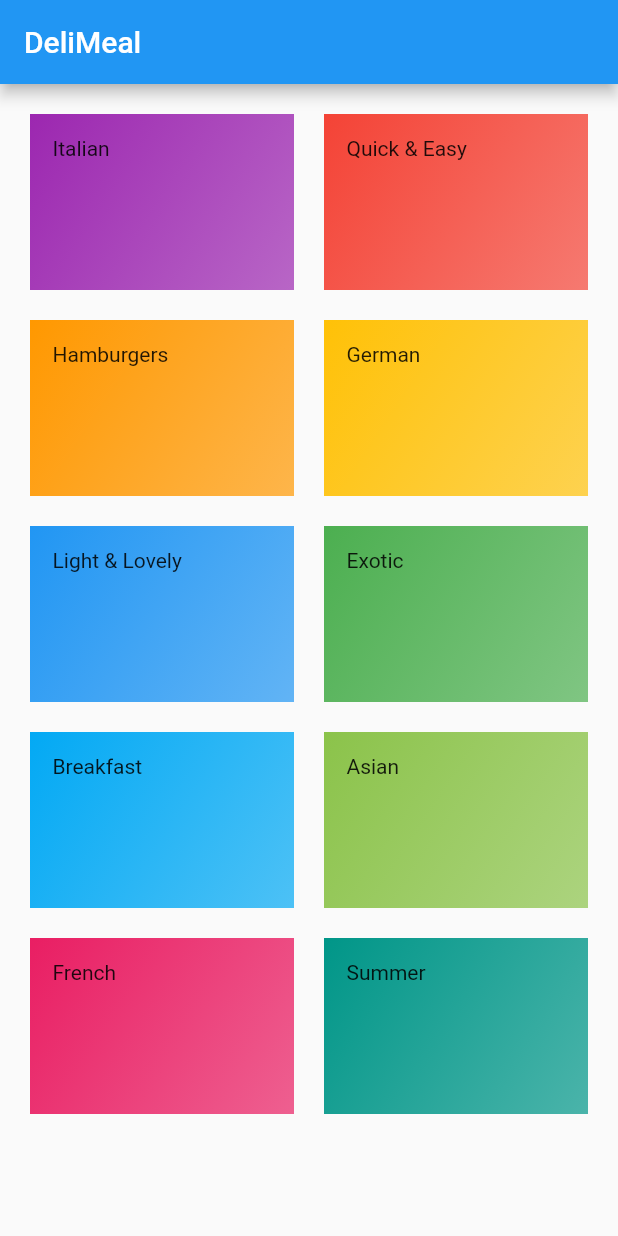
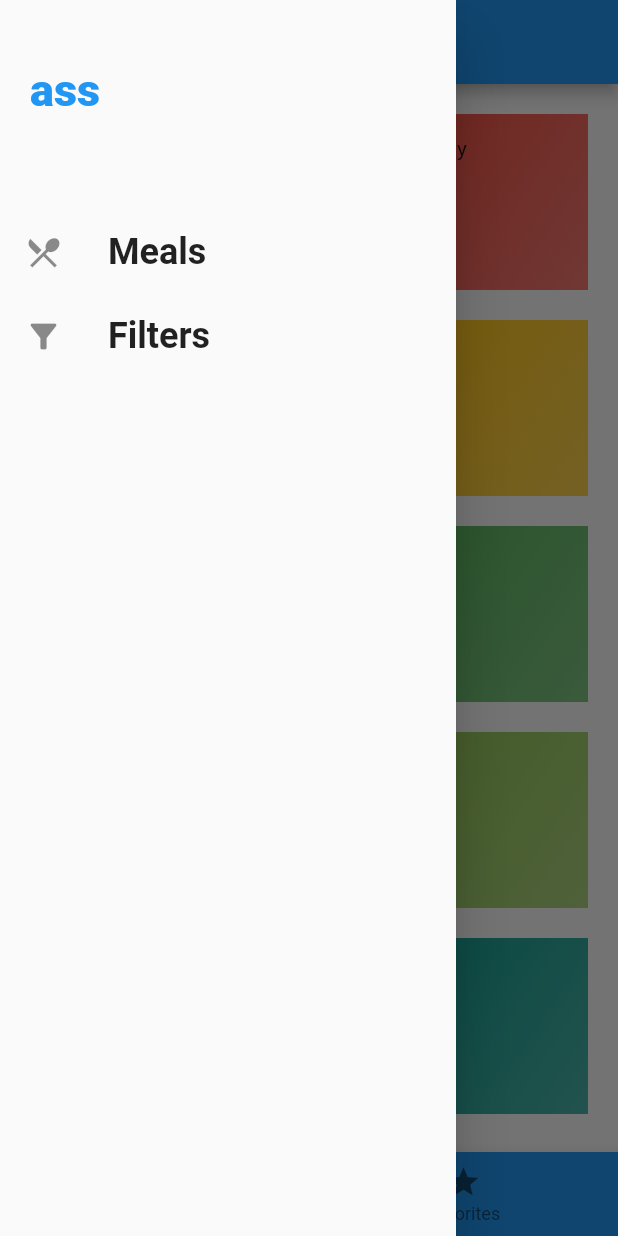
Before and after one commit to Ahmad-Al-Darkashli/Meals_App, a Flutter app: the screen it shows after launch, with the side drawer open (before the commit the screen has no drawer), on a phone screen of 412 x 824 dp. Run offline on Flutter 3.47's test engine with Material 2 defaults, Android fonts, the phone set to English and light mode, and no system bars; Roboto replaces fonts that are missing (RobotoCondensed).

Commit message:
Filters setedup

```diff
--- a/lib/main.dart
+++ b/lib/main.dart
@@ -1,15 +1,56 @@
 import 'package:flutter/material.dart';
 
+import './dummy_data.dart';
+import './screens/filters_screen.dart';
+import './screens/tabs_screen.dart';
 import './screens/categories_screen.dart';
 import './screens/category_meals_screen.dart';
 import './screens/meal_detail_screen.dart';
+import './models/meal.dart';
 
 void main() => runApp(const MyApp());
 
-class MyApp extends StatelessWidget {
+class MyApp extends StatefulWidget {
   const MyApp({Key? key}) : super(key: key);
 
-  // This widget is the root of your application.
+  @override
+  State<MyApp> createState() => _MyAppState();
+}
+
+class _MyAppState extends State<MyApp> {
+  Map<String, bool> _filters = {
+    'gluten': false,
+    'lactose': false,
+    'vegan': false,
+    'vegetarian': false,
+  };
+
+  List<Meal> _availableMeals = DUMMY_MEALS;
+
+  void _setFilters(
+    Map<String, bool> filterData,
+  ) =>
+      setState(
+        () {
+          _filters = filterData;
+          _availableMeals = DUMMY_MEALS.where((meal) {
+            if (_filters['gluten'] as bool && !meal.isGlutenFree) {
+              return false;
+            }
+            if (_filters['lactose'] as bool && !meal.isLactoseFree) {
+              return false;
+            }
+            if (_filters['vegan'] as bool && !meal.isVegan) {
+              return false;
+            }
+            if (_filters['vegetarian'] as bool && !meal.isVegetarian) {
+              return false;
+            }
+            return true;
+          }).toList();
+        },
+      );
+
   @override
   Widget build(BuildContext context) {
     return MaterialApp(
@@ -20,17 +61,20 @@ class MyApp extends StatelessWidget {
       // home: const CategoriesScreen(),
       initialRoute: '/', // default is '/'
       routes: {
-        '/': (context) => const CategoriesScreen(),
-        CategoryMealsScreen.routeName: (context) => const CategoryMealsScreen(),
+        '/': (context) => const TabsScreen(),
+        CategoryMealsScreen.routeName: (context) =>
+            CategoryMealsScreen(_availableMeals),
         MealDetailScreen.routeName: (context) => const MealDetailScreen(),
+        FiltersScreen.routeName: (context) =>
+            FiltersScreen(_filters, _setFilters),
       },
       // onGenerateRoute: (settings) {
       //   print(settings.arguments);
       //   return MaterialPageRoute(
       //       builder: (context) => const CategoriesScreen());
       // },
-      // onUnknownRoute: (settings) =>
-      //     MaterialPageRoute(builder: (context) => const CategoriesScreen()),
+      onUnknownRoute: (settings) =>
+          MaterialPageRoute(builder: (context) => const CategoriesScreen()),
     );
   }
 }
--- a/lib/screens/categories_screen.dart
+++ b/lib/screens/categories_screen.dart
@@ -8,11 +8,7 @@ class CategoriesScreen extends StatelessWidget {
 
   @override
   Widget build(BuildContext context) {
-    return Scaffold(
-      appBar: AppBar(
-        title: const Text("DeliMeal"),
-      ),
-      body: GridView(
+    return GridView(
       padding: const EdgeInsets.all(20),
       children: DUMMY_CATEGORIES
           .map(
@@ -29,7 +25,6 @@ class CategoriesScreen extends StatelessWidget {
         crossAxisSpacing: 20,
         mainAxisSpacing: 20,
       ),
-      ),
     );
   }
 }
--- a/lib/screens/meal_detail_screen.dart
+++ b/lib/screens/meal_detail_screen.dart
@@ -83,11 +83,15 @@ class MealDetailScreen extends StatelessWidget {
                   const Divider(),
                 ],
               ),
-              itemCount: selectedMeal.ingredients.length,
+              itemCount: selectedMeal.steps.length,
             )),
           ],
         ),
       ),
+      floatingActionButton: FloatingActionButton(
+        onPressed: () => Navigator.of(context).pop(mealId),
+        child: const Icon(Icons.delete),
+      ),
     );
   }
 }
--- /dev/null
+++ b/lib/screens/tabs_screen.dart
@@ -0,0 +1,60 @@
+import 'package:flutter/material.dart';
+import '../widgets/main_drawer.dart';
+import './categories_screen.dart';
+import './favorites_screen.dart';
+
+class TabsScreen extends StatefulWidget {
+  const TabsScreen({Key? key}) : super(key: key);
+
+  @override
+  _TabsScreenState createState() => _TabsScreenState();
+}
+
+class _TabsScreenState extends State<TabsScreen> {
+  final List<Map<String, Object>> _pages = [
+    {
+      'page': const CategoriesScreen(),
+      'title': 'Categories',
+    },
+    {
+      'page': const FavoritesScreen(),
+      'title': 'Your Favorites',
+    },
+  ];
+
+  int _selectedPageIndex = 0;
+
+  void _selectPage(int index) {
+    setState(() {
+      _selectedPageIndex = index;
+    });
+  }
+
+  @override
+  Widget build(BuildContext context) {
+    return Scaffold(
+      appBar: AppBar(
+        title: Text(_pages[_selectedPageIndex]['title'].toString()),
+      ),
+      drawer: const MainDrawer(),
+      body: _pages[_selectedPageIndex]['page'] as Widget,
+      bottomNavigationBar: BottomNavigationBar(
+        onTap: _selectPage,
+        backgroundColor: Theme.of(context).primaryColor,
+        unselectedItemColor: Theme.of(context).unselectedWidgetColor,
+        selectedItemColor: Colors.white,
+        currentIndex: _selectedPageIndex,
+        items: const [
+          BottomNavigationBarItem(
+            icon: Icon(Icons.category),
+            label: 'Categories',
+          ),
+          BottomNavigationBarItem(
+            icon: Icon(Icons.star),
+            label: 'Favorites',
+          ),
+        ],
+      ),
+    );
+  }
+}
--- /dev/null
+++ b/lib/widgets/main_drawer.dart
@@ -0,0 +1,63 @@
+import 'package:flutter/material.dart';
+
+import '../screens/filters_screen.dart';
+
+class MainDrawer extends StatelessWidget {
+  const MainDrawer({Key? key}) : super(key: key);
+
+  Widget buildListTile(String title, IconData icon, Function tapHandler) =>
+      ListTile(
+        leading: Icon(
+          icon,
+          size: 26,
+        ),
+        title: Text(
+          title,
+          style: const TextStyle(
+            fontFamily: 'RobotoCondensed',
+            fontSize: 24,
+            fontWeight: FontWeight.bold,
+          ),
+        ),
+        onTap: () => tapHandler(),
+      );
+
+  @override
+  Widget build(BuildContext context) {
+    return Drawer(
+      child: Column(
+        children: [
+          Container(
+            height: 120,
+            width: double.infinity,
+            padding: const EdgeInsets.all(20),
+            alignment: Alignment.centerLeft,
+            color: Theme.of(context).canvasColor,
+            child: Text(
+              "ass",
+              style: TextStyle(
+                color: Theme.of(context).primaryColor,
+                fontWeight: FontWeight.w900,
+                fontSize: 30,
+              ),
+            ),
+          ),
+          const SizedBox(
+            height: 20,
+          ),
+          buildListTile(
+            'Meals',
+            Icons.restaurant_menu,
+            () => Navigator.of(context).pushReplacementNamed('/'),
+          ),
+          buildListTile(
+            'Filters',
+            Icons.filter_list_alt,
+            () => Navigator.of(context)
+                .pushReplacementNamed(FiltersScreen.routeName),
+          ),
+        ],
+      ),
+    );
+  }
+}
```
Also changed, not shown: lib/screens/category_meals_screen.dart (+48 -19 lines), lib/screens/favorites_screen.dart (added, +12 -0 lines), lib/screens/filters_screen.dart (added, +133 -0 lines), lib/widgets/meal_item.dart (+10 -5 lines), pubspec.yaml (+18 -12 lines), assets/fonts/Raleway-Black.ttf (added), assets/fonts/Raleway-Bold.ttf (added), assets/fonts/Raleway-Regular.ttf (added), assets/fonts/RobotoCondensed-Bold.ttf (added), assets/fonts/RobotoCondensed-Italic.ttf (added), assets/fonts/RobotoCondensed-Light.ttf (added), assets/fonts/RobotoCondensed-Regular.ttf (added). Lines whose indentation alone changed are shown as unchanged.
